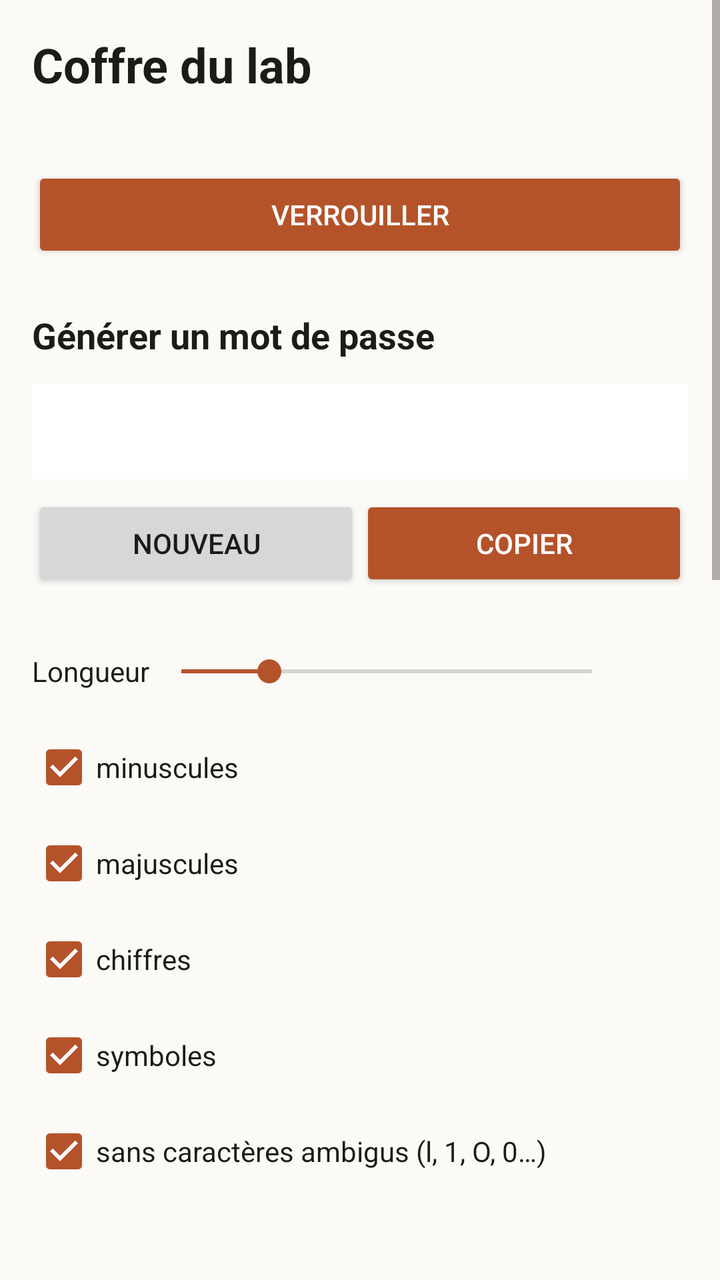
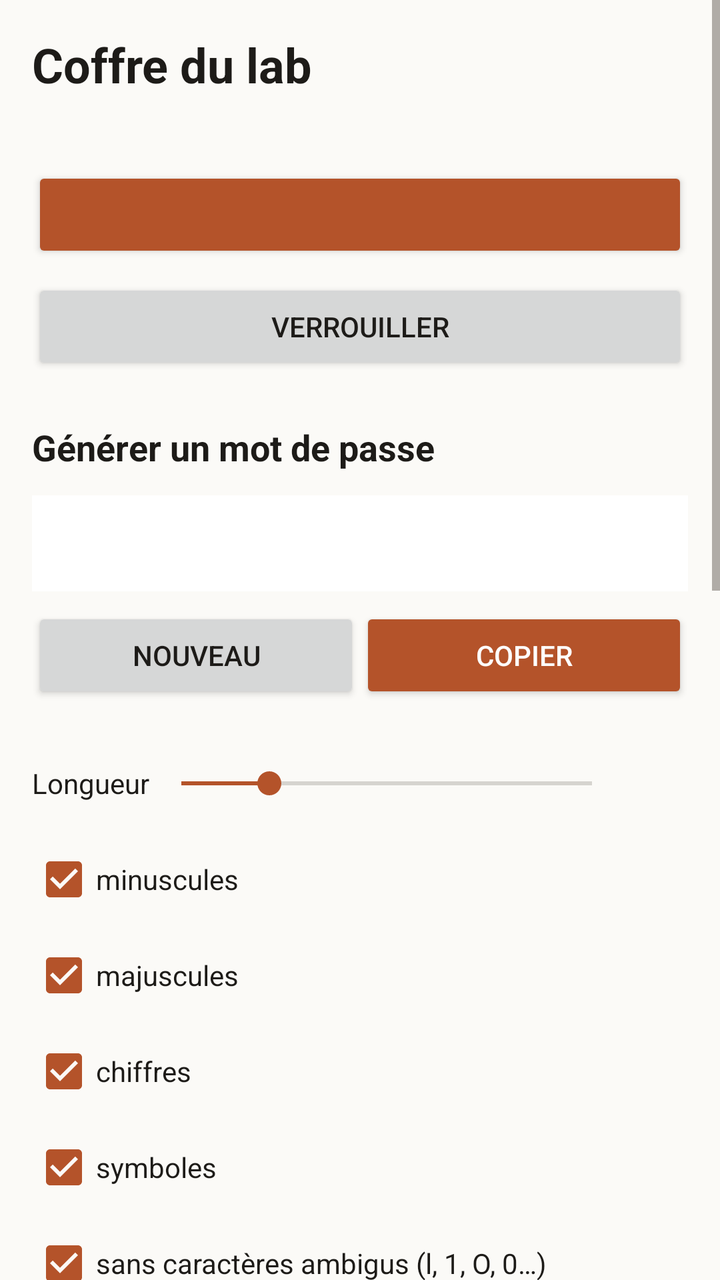

Screens rendered from an Android XML layout before and after an edit, with the pre-edit source and the edit as a unified diff.
<!-- AndroidManifest.xml: application theme Theme.Coffre -->
<!-- res/layout/screen_home.xml -->
<?xml version="1.0" encoding="utf-8"?>
<ScrollView xmlns:android="http://schemas.android.com/apk/res/android"
    android:layout_width="match_parent"
    android:layout_height="match_parent"
    android:fitsSystemWindows="true">

    <LinearLayout
        android:layout_width="match_parent"
        android:layout_height="wrap_content"
        android:orientation="vertical"
        android:padding="16dp">

        <TextView
            android:layout_width="wrap_content"
            android:layout_height="wrap_content"
            android:text="@string/app_name"
            android:textColor="@color/text"
            android:textSize="24sp"
            android:textStyle="bold" />

        <TextView android:id="@+id/home_state" style="@style/Coffre.Muted" android:layout_marginTop="4dp" />

        <Button android:id="@+id/home_lock" style="@style/Coffre.Button.Primary" android:layout_marginTop="12dp" android:text="@string/lock" />

        <TextView
            android:layout_width="wrap_content"
            android:layout_height="wrap_content"
            android:layout_marginTop="24dp"
            android:text="@string/generator_title"
            android:textColor="@color/text"
            android:textSize="18sp"
            android:textStyle="bold" />

        <TextView
            android:id="@+id/password"
            android:layout_width="match_parent"
            android:layout_height="wrap_content"
            android:layout_marginTop="12dp"
            android:background="@color/surface"
            android:fontFamily="monospace"
            android:minHeight="48dp"
            android:padding="12dp"
            android:textColor="@color/text"
            android:textIsSelectable="false"
            android:textSize="17sp" />

        <LinearLayout
            android:layout_width="match_parent"
            android:layout_height="wrap_content"
            android:layout_marginTop="8dp"
            android:orientation="horizontal">

            <Button
                android:id="@+id/regen"
                android:layout_width="0dp"
                android:layout_height="wrap_content"
                android:layout_weight="1"
                android:minHeight="48dp"
                android:text="@string/regen" />

            <Button
                android:id="@+id/copy"
                android:layout_width="0dp"
                android:layout_height="wrap_content"
                android:layout_weight="1"
                android:backgroundTint="@color/accent"
                android:minHeight="48dp"
                android:text="@string/copy"
                android:textColor="@color/accent_text" />
        </LinearLayout>

        <LinearLayout
            android:layout_width="match_parent"
            android:layout_height="wrap_content"
            android:layout_marginTop="16dp"
            android:gravity="center_vertical"
            android:minHeight="48dp"
            android:orientation="horizontal">

            <TextView
                android:layout_width="wrap_content"
                android:layout_height="wrap_content"
                android:labelFor="@id/length"
                android:text="@string/length"
                android:textColor="@color/text" />

            <SeekBar
                android:id="@+id/length"
                android:layout_width="0dp"
                android:layout_height="48dp"
                android:layout_weight="1"
                android:max="56"
                android:progress="12" />

            <TextView
                android:id="@+id/length_value"
                android:layout_width="wrap_content"
                android:layout_height="wrap_content"
                android:minWidth="32dp"
                android:textColor="@color/text" />
        </LinearLayout>

        <CheckBox android:id="@+id/lower" android:layout_width="match_parent" android:layout_height="wrap_content"
            android:checked="true" android:minHeight="48dp" android:text="@string/lower" android:textColor="@color/text" />
        <CheckBox android:id="@+id/upper" android:layout_width="match_parent" android:layout_height="wrap_content"
            android:checked="true" android:minHeight="48dp" android:text="@string/upper" android:textColor="@color/text" />
        <CheckBox android:id="@+id/digits" android:layout_width="match_parent" android:layout_height="wrap_content"
            android:checked="true" android:minHeight="48dp" android:text="@string/digits" android:textColor="@color/text" />
        <CheckBox android:id="@+id/symbols" android:layout_width="match_parent" android:layout_height="wrap_content"
            android:checked="true" android:minHeight="48dp" android:text="@string/symbols" android:textColor="@color/text" />
        <CheckBox android:id="@+id/ambiguous" android:layout_width="match_parent" android:layout_height="wrap_content"
            android:checked="true" android:minHeight="48dp" android:text="@string/ambiguous" android:textColor="@color/text" />

        <TextView
            android:id="@+id/info"
            android:layout_width="wrap_content"
            android:layout_height="wrap_content"
            android:layout_marginTop="8dp"
            android:textColor="@color/muted" />

        <Button android:id="@+id/home_saisie" style="@style/Coffre.Button.Primary" android:layout_marginTop="16dp" android:text="@string/saisie_bouton" />
        <TextView android:id="@+id/home_saisie_etat" style="@style/Coffre.Muted" android:layout_marginTop="4dp" />

        <TextView style="@style/Coffre.Subtitle" android:layout_marginTop="32dp" android:text="@string/lab_title" />
        <TextView android:id="@+id/lab_intro" style="@style/Coffre.Muted" android:layout_marginTop="4dp" />
        <TextView android:id="@+id/lab_state" style="@style/Coffre.Body" android:layout_marginTop="8dp" />
        <Button android:id="@+id/lab_login" style="@style/Coffre.Button.Primary" android:layout_marginTop="8dp" android:text="@string/lab_login" />
        <Button android:id="@+id/lab_sync" style="@style/Coffre.Button" android:layout_marginTop="8dp" android:text="@string/lab_sync" />
        <Button android:id="@+id/lab_logout" style="@style/Coffre.Button" android:layout_marginTop="8dp" android:text="@string/lab_logout" />
        <TextView android:id="@+id/lab_sync_state" style="@style/Coffre.Muted" android:layout_marginTop="8dp" />
        <TextView android:id="@+id/entries_count" style="@style/Coffre.Muted" android:layout_marginTop="4dp" />

        <TextView style="@style/Coffre.Subtitle" android:layout_marginTop="32dp" android:text="@string/settings_title" />

        <TextView style="@style/Coffre.Body" android:layout_marginTop="8dp" android:labelFor="@id/autolock" android:text="@string/autolock" />
        <Spinner android:id="@+id/autolock" android:layout_width="match_parent" android:layout_height="wrap_content" android:minHeight="48dp" />

        <Switch android:id="@+id/bio" android:layout_width="match_parent" android:layout_height="wrap_content"
            android:layout_marginTop="8dp" android:minHeight="48dp" android:text="@string/bio_toggle" android:textColor="@color/text" />
        <TextView android:id="@+id/bio_info" style="@style/Coffre.Muted" android:text="@string/bio_unavailable" android:visibility="gone" />
        <TextView android:id="@+id/home_msg" style="@style/Coffre.Error" android:layout_marginTop="8dp" android:visibility="gone" />

        <Button android:id="@+id/forget" style="@style/Coffre.Button" android:layout_marginTop="16dp" android:text="@string/forget"
            android:textColor="@color/danger" />

        <TextView
            android:layout_width="match_parent"
            android:layout_height="wrap_content"
            android:layout_marginTop="24dp"
            android:text="@string/coming"
            android:textColor="@color/muted" />
        <TextView android:id="@+id/version" style="@style/Coffre.Muted" android:layout_marginTop="24dp" />
    </LinearLayout>
</ScrollView>
<!-- resources referenced by this layout -->
<resources>
  <color name="accent">#B4532A</color>
  <color name="accent_text">#FFFFFF</color>
  <color name="danger">#B3261E</color>
  <color name="muted">#6B665E</color>
  <color name="surface">#FFFFFF</color>
  <color name="text">#1D1B18</color>
  <string name="ambiguous">sans caractères ambigus (l, 1, O, 0…)</string>
  <string name="app_name">Coffre du lab</string>
  <string name="autolock">Verrouiller après une inactivité de</string>
  <string name="bio_toggle">Déverrouiller avec l\'empreinte ou le visage</string>
  <string name="bio_unavailable">Empreinte : demande Android 11 et une empreinte (ou un visage) enregistrée dans les réglages du téléphone.</string>
  <string name="coming">La liste complète des mots de passe arrive dans la prochaine version.</string>
  <string name="copy">Copier</string>
  <string name="digits">chiffres</string>
  <string name="forget">Retirer le coffre de ce téléphone</string>
  <string name="generator_title">Générer un mot de passe</string>
  <string name="lab_login">Se connecter</string>
  <string name="lab_logout">Se déconnecter</string>
  <string name="lab_sync">Synchroniser maintenant</string>
  <string name="lab_title">Connexion au lab</string>
  <string name="length">Longueur</string>
  <string name="lock">Verrouiller</string>
  <string name="lower">minuscules</string>
  <string name="regen">Nouveau</string>
  <string name="saisie_bouton">Saisie automatique dans Chrome</string>
  <string name="settings_title">Réglages</string>
  <string name="symbols">symboles</string>
  <string name="upper">majuscules</string>
  <style name="Coffre.Body">
          <item name="android:layout_width">match_parent</item>
          <item name="android:layout_height">wrap_content</item>
          <item name="android:textColor">@color/text</item>
          <item name="android:textSize">16sp</item>
      </style>
  <style name="Coffre.Button">
          <item name="android:layout_width">match_parent</item>
          <item name="android:layout_height">wrap_content</item>
          <item name="android:minHeight">48dp</item>
      </style>
  <style name="Coffre.Button.Primary">
          <item name="android:backgroundTint">@color/accent</item>
          <item name="android:textColor">@color/accent_text</item>
      </style>
  <style name="Coffre.Error" parent="Coffre.Body">
          <item name="android:textColor">@color/danger</item>
      </style>
  <style name="Coffre.Muted" parent="Coffre.Body">
          <item name="android:textColor">@color/muted</item>
          <item name="android:textSize">14sp</item>
      </style>
  <style name="Coffre.Subtitle" parent="Coffre.Title">
          <item name="android:textSize">18sp</item>
      </style>
  <style name="Theme.Coffre" parent="@android:style/Theme.Material.Light.NoActionBar">
          <item name="android:colorAccent">@color/accent</item>
          <item name="android:colorPrimary">@color/accent</item>
          <item name="android:windowBackground">@color/bg</item>
          <item name="android:textColorPrimary">@color/text</item>
          <item name="android:textColorSecondary">@color/muted</item>
          <item name="android:statusBarColor">@color/bg</item>
          <item name="android:windowLightStatusBar">true</item>
      </style>
  <style name="Coffre.Title">
          <item name="android:layout_width">wrap_content</item>
          <item name="android:layout_height">wrap_content</item>
          <item name="android:textColor">@color/text</item>
          <item name="android:textSize">22sp</item>
          <item name="android:textStyle">bold</item>
      </style>
  <color name="bg">#FBFAF7</color>
</resources>

<!-- the commit's change to res/layout/screen_home.xml (unified diff, before → after) -->
@@ -20,7 +20,8 @@
 
         <TextView android:id="@+id/home_state" style="@style/Coffre.Muted" android:layout_marginTop="4dp" />
 
-        <Button android:id="@+id/home_lock" style="@style/Coffre.Button.Primary" android:layout_marginTop="12dp" android:text="@string/lock" />
+        <Button android:id="@+id/home_entrees" style="@style/Coffre.Button.Primary" android:layout_marginTop="12dp" />
+        <Button android:id="@+id/home_lock" style="@style/Coffre.Button" android:layout_marginTop="8dp" android:text="@string/lock" />
 
         <TextView
             android:layout_width="wrap_content"
@@ -128,7 +129,6 @@
         <Button android:id="@+id/lab_sync" style="@style/Coffre.Button" android:layout_marginTop="8dp" android:text="@string/lab_sync" />
         <Button android:id="@+id/lab_logout" style="@style/Coffre.Button" android:layout_marginTop="8dp" android:text="@string/lab_logout" />
         <TextView android:id="@+id/lab_sync_state" style="@style/Coffre.Muted" android:layout_marginTop="8dp" />
-        <TextView android:id="@+id/entries_count" style="@style/Coffre.Muted" android:layout_marginTop="4dp" />
 
         <TextView style="@style/Coffre.Subtitle" android:layout_marginTop="32dp" android:text="@string/settings_title" />
 
@@ -143,12 +143,6 @@
         <Button android:id="@+id/forget" style="@style/Coffre.Button" android:layout_marginTop="16dp" android:text="@string/forget"
             android:textColor="@color/danger" />
 
-        <TextView
-            android:layout_width="match_parent"
-            android:layout_height="wrap_content"
-            android:layout_marginTop="24dp"
-            android:text="@string/coming"
-            android:textColor="@color/muted" />
         <TextView android:id="@+id/version" style="@style/Coffre.Muted" android:layout_marginTop="24dp" />
     </LinearLayout>
 </ScrollView>
<!-- resource entries referenced after the edit -->
@@ -11,7 +11,6 @@
   <string name="autolock">Verrouiller après une inactivité de</string>
   <string name="bio_toggle">Déverrouiller avec l\'empreinte ou le visage</string>
   <string name="bio_unavailable">Empreinte : demande Android 11 et une empreinte (ou un visage) enregistrée dans les réglages du téléphone.</string>
-  <string name="coming">La liste complète des mots de passe arrive dans la prochaine version.</string>
   <string name="copy">Copier</string>
   <string name="digits">chiffres</string>
   <string name="forget">Retirer le coffre de ce téléphone</string>
